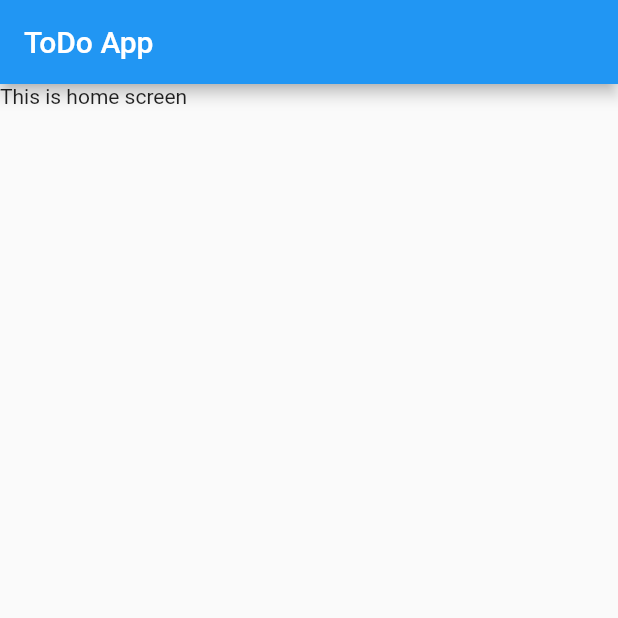
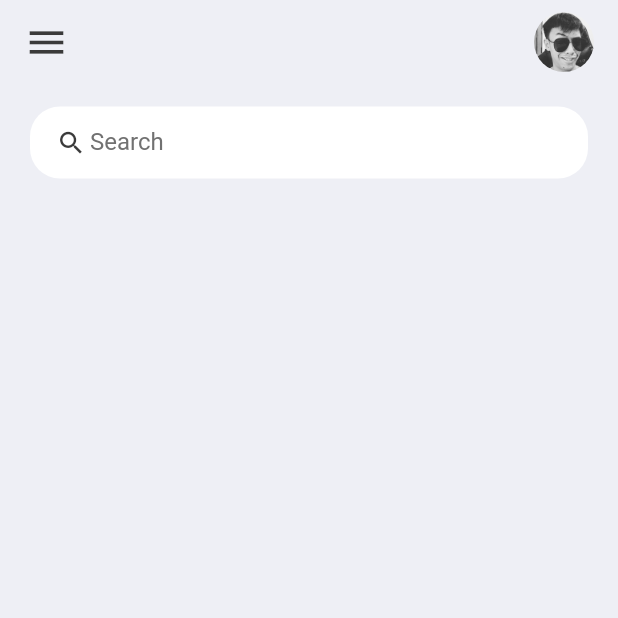
Before and after one commit to aloysiusberonque/SP-Elec-1B-Midterm, a Flutter app: the screen it shows after launch, on a phone screen of 412 x 824 dp, the top half of it. Run offline on Flutter 3.47's test engine with Material 2 defaults, Android fonts, the phone set to English and light mode, and no system bars.

Commit message:
Implemented search bar design

```diff
--- /dev/null
+++ b/midterm/lib/constants/colors.dart
@@ -0,0 +1,9 @@
+import 'package:flutter/material.dart';
+
+const Color tdRed = Color(0xFFDA4040);
+const Color tdBlue = Color(0xFF5F52ee);
+
+const Color tdBlack = Color(0xFF3A3A3A);
+const Color tdGrey = Color(0xFF717171);
+
+const Color tdBGColor = Color(0xFFEEEFF5);
--- a/midterm/lib/main.dart
+++ b/midterm/lib/main.dart
@@ -1,4 +1,5 @@
 import 'package:flutter/material.dart';
+import 'package:flutter/services.dart';
 import 'package:midterm/screens/home.dart';
 
 void main() {
@@ -11,7 +12,10 @@ class MyApp extends StatelessWidget {
   // This widget is the root of your application.
   @override
   Widget build(BuildContext context) {
+    // Transparent notification bar
+    SystemChrome.setSystemUIOverlayStyle(SystemUiOverlayStyle(statusBarColor: Colors.transparent));
     return MaterialApp(
+      debugShowCheckedModeBanner: false,
       title: 'ToDo App',
       home: Home(),
     );
--- a/midterm/lib/screens/home.dart
+++ b/midterm/lib/screens/home.dart
@@ -1,4 +1,5 @@
 import 'package:flutter/material.dart';
+import 'package:midterm/constants/colors.dart';
 
 class Home extends StatelessWidget {
   const Home({Key? key}) : super(key: key);
@@ -6,7 +7,62 @@ class Home extends StatelessWidget {
   @override
   Widget build(BuildContext context) {
     return Scaffold(
-        appBar: AppBar(title: Text('ToDo App')),
-        body: Container(child: Text('This is home screen')));
+        backgroundColor: tdBGColor,
+        appBar: _buildAppBar(),
+        body: Container(
+          padding: EdgeInsets.symmetric(horizontal: 20, vertical: 15),
+          child: Column(
+            children: [
+              searchBox(),
+            ],
+          ),
+        ));
+  }
+
+  Widget searchBox() {
+    return Container(
+      padding: EdgeInsets.symmetric(horizontal: 15),
+      decoration: BoxDecoration(
+          color: Colors.white, borderRadius: BorderRadius.circular(20)),
+      child: TextField(
+        decoration: InputDecoration(
+            contentPadding: EdgeInsets.all(0),
+            prefixIcon: Icon(
+              Icons.search,
+              color: tdBlack,
+              size: 20,
+            ),
+            prefixIconConstraints: BoxConstraints(maxHeight: 20, minWidth: 25),
+            border: InputBorder.none,
+            hintText: 'Search',
+            hintStyle: TextStyle(color: tdGrey)),
+      ),
+    );
+  }
+
+  AppBar _buildAppBar() {
+    return AppBar(
+      backgroundColor: tdBGColor,
+      elevation: 0,
+      title: Row(
+        // Allow icon to be in the right side
+        mainAxisAlignment: MainAxisAlignment.spaceBetween,
+        children: [
+          Icon(
+            Icons.menu,
+            color: tdBlack,
+            size: 30,
+          ),
+          Container(
+            height: 40,
+            width: 40,
+            child: ClipRRect(
+              borderRadius: BorderRadius.circular(20),
+              child: Image.asset('assets/images/avatar.jpg'),
+            ),
+          )
+        ],
+      ),
+    );
   }
 }
```
Also changed, not shown: midterm/pubspec.yaml (+5 -4 lines), midterm/assets/images/avatar.jpg (added).
